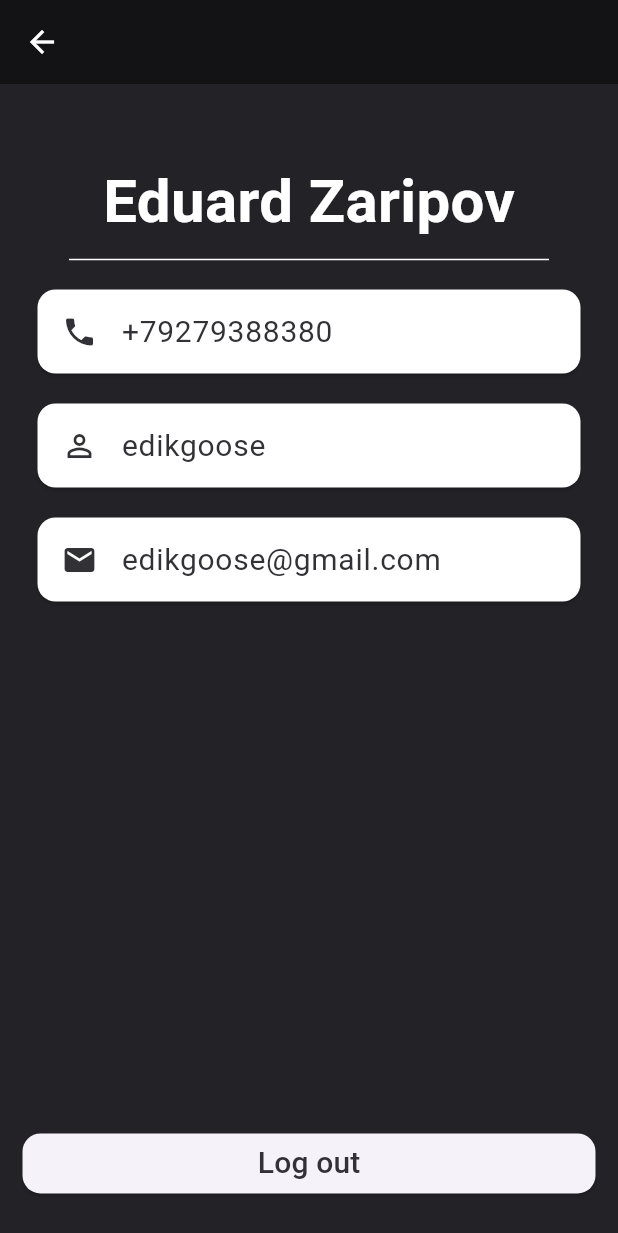
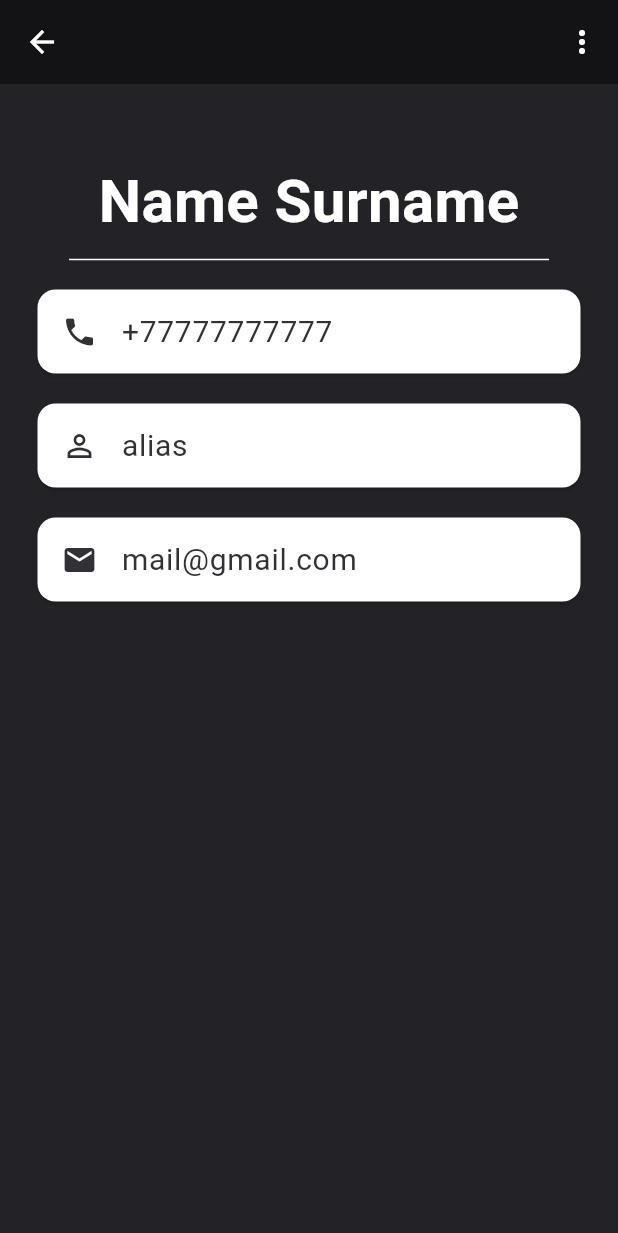
Before and after one commit to edikgoose/news-app, a Flutter app: the ProfilePage screen opened directly, on a phone screen of 412 x 824 dp. Shown: the top 1233 px of the screen. Run offline on Flutter 3.47's test engine with Material 2 defaults, Android fonts, the phone set to English and light mode, and no system bars; our stand-ins replace firebase_auth, firebase_core, firebase_crashlytics, flutter_riverpod, freezed_annotation; missing offline and left inert: flutterfire_ui; accounts and stored records are empty; generated files the repository leaves out were written again; network calls fail; Roboto replaces fonts that are missing (Pacifico, Source Sans Pro).

Commit message:
#24 Финальный вариант

```diff
--- a/lib/news_model/user.dart
+++ b/lib/news_model/user.dart
@@ -1,9 +1,19 @@
-class User {
+import 'package:freezed_annotation/freezed_annotation.dart';
+
+@JsonSerializable(explicitToJson: true)
+class UserModel {
   String name;
   String phone;
   String surname;
   String nickname;
   String mail;
 
-  User(this.name, this.surname, this.nickname, this.phone, this.mail);
+  UserModel(this.name, this.surname, this.nickname, this.phone, this.mail);
+
+  UserModel.fromJson(Map<String, dynamic> json)
+      : name = json['name'],
+        surname = json['surname'],
+        nickname = json['nickname'],
+        phone = json['phone'],
+        mail = json['mail'];
 }
--- a/lib/pages/home_page.dart
+++ b/lib/pages/home_page.dart
@@ -22,7 +22,6 @@ class MyHomePage extends ConsumerWidget {
       disposed = true;
       return Scaffold(
           backgroundColor: AppColors.background,
-
           body: Column(
               mainAxisAlignment: MainAxisAlignment.center,
               children: const [
@@ -30,10 +29,11 @@ class MyHomePage extends ConsumerWidget {
                   width: double.infinity,
                   height: 50,
                 ),
-          Text("No internet connection", style: TextStyle(color: Colors.white, fontSize: 35),)
-        ])
-
-      );
+                Text(
+                  "No internet connection",
+                  style: TextStyle(color: Colors.white, fontSize: 35),
+                )
+              ]));
     } else {
       if (disposed) {
         disposed = false;
@@ -48,20 +48,25 @@ class MyHomePage extends ConsumerWidget {
           backgroundColor: Colors.black45,
           actions: [
             IconButton(
-            onPressed: () => Navigator.of(context).push(_createRouteProfile()),
+              onPressed: () =>
+                  Navigator.of(context).push(_createRouteProfile()),
               icon: const Icon(
                 Icons.person,
                 color: Colors.white,
               ),
             ),
             SearchBarWidget(
-              searchRequestCallback: (searchRequest) => print(searchRequest), // not implemented yet
-              settingsOpenCallback: () => print("settings")
-          ),
+                searchRequestCallback: (searchRequest) => print(searchRequest),
+                // not implemented yet
+                settingsOpenCallback: () => print("settings")),
             IconButton(
-            onPressed: ref.read(newsProvider.notifier).changeFavoritesOnlyFlag,
+              onPressed:
+                  ref.read(newsProvider.notifier).changeFavoritesOnlyFlag,
               icon: favoritesOnlyFlag
-                ? const Icon(Icons.bookmark, color: Colors.white,)
+                  ? const Icon(
+                      Icons.bookmark,
+                      color: Colors.white,
+                    )
                   : const Icon(Icons.bookmark_border, color: Colors.white),
             ),
           ],
@@ -79,14 +84,15 @@ class MyHomePage extends ConsumerWidget {
           ],
         ),
       );
-      }}
     }
-
+  }
+}
 
 Route _createRouteProfile() {
   return PageRouteBuilder(
-    pageBuilder: (context, animation, secondaryAnimation) =>
-        ProfilePage(user: User("Eduard", "Zaripov", "edikgoose", "+79279388380", "edikgoose@gmail.com")),
+    pageBuilder: (context, animation, secondaryAnimation) => ProfilePage(
+        user: UserModel("Name", "Surname", "alias", "+77777777777",
+            "mail@gmail.com")),
     transitionsBuilder: (context, animation, secondaryAnimation, child) {
       const begin = Offset(-1.0, 0.0);
       const end = Offset.zero;
--- a/lib/pages/profile_page.dart
+++ b/lib/pages/profile_page.dart
@@ -4,9 +4,10 @@ import 'package:news_app/constants/colors.dart';
 
 import '../news_model/user.dart';
 import '../widgets/info_field_widget.dart';
+import 'auth_page.dart';
 
 class ProfilePage extends ConsumerWidget {
-  final User user;
+  final UserModel user;
 
   const ProfilePage({required this.user, super.key});
 
@@ -19,12 +20,33 @@ class ProfilePage extends ConsumerWidget {
             color: Colors.white, //change your color here
           ),
           backgroundColor: Colors.black45,
+          actions: <Widget>[
+            PopupMenuButton<String>(
+              color: Colors.white,
+              onSelected: (String value) {
+                switch (value) {
+                  case 'Logout':
+                    Navigator.of(context).push(_createRouteAuth());
+                }
+              },
+              itemBuilder: (BuildContext context) {
+                return [
+                  PopupMenuItem<String>(
+                    value: "Logout",
+                    child: Row(
+                      children: const [
+                        Padding(padding: EdgeInsets.only(right: 10), child: Icon(Icons.logout, color: AppColors.lightGrey,)),
+                        Text("Log Out", textAlign: TextAlign.center),
+                      ],
+                    ),
+                  )
+                ];
+              },
+            ),
+          ],
         ),
         body: SafeArea(
           minimum: const EdgeInsets.only(top: 50),
-            child: Column(crossAxisAlignment: CrossAxisAlignment.stretch, children: [
-              Flexible(
-                  flex: 9,
           child: Column(
             children: <Widget>[
               // const CircleAvatar(
@@ -52,26 +74,26 @@ class ProfilePage extends ConsumerWidget {
               InfoCard(text: user.nickname, icon: Icons.perm_identity),
               InfoCard(text: user.mail, icon: Icons.email),
             ],
-                  )
           ),
-              Flexible(
-                  flex: 1,
-                  child: Container(
-                    padding: const EdgeInsets.only(bottom: 25, left: 15, right: 15),
-                    child: ElevatedButton(
-                        onPressed: () {},
-                        style: ElevatedButton.styleFrom(
-                            shape: RoundedRectangleBorder(
-                                borderRadius: BorderRadius.circular(12))),
-                        child: const Text(
-                          "Log out",
-                          style: TextStyle(
-                            color: AppColors.lightGrey,
-                            fontSize: 20,
-                            fontFamily: "Source Sans Pro"),
-                        )
-                    ),
-                  ))
-            ])));
+        ));
+  }
+
+  Route _createRouteAuth() {
+    return PageRouteBuilder(
+      pageBuilder: (context, animation, secondaryAnimation) => const AuthPage(),
+      transitionsBuilder: (context, animation, secondaryAnimation, child) {
+        const begin = Offset(-1.0, 0.0);
+        const end = Offset.zero;
+        const curve = Curves.ease;
+
+        var tween =
+            Tween(begin: begin, end: end).chain(CurveTween(curve: curve));
+
+        return SlideTransition(
+          position: animation.drive(tween),
+          child: child,
+        );
+      },
+    );
   }
 }
--- a/lib/widgets/search_bar_widget.dart
+++ b/lib/widgets/search_bar_widget.dart
@@ -23,7 +23,7 @@ class _ConsumerSearchBarState extends ConsumerState<SearchBarWidget> {
   Widget build(BuildContext context) {
     return Flexible(
       child: Container(
-        margin: const EdgeInsets.symmetric(horizontal: 8, vertical: 16),
+        margin: const EdgeInsets.symmetric(horizontal: 8, vertical: 14),
         decoration: BoxDecoration(
             color: Colors.white, borderRadius: BorderRadius.circular(8)),
         child: Row(
@@ -34,7 +34,7 @@ class _ConsumerSearchBarState extends ConsumerState<SearchBarWidget> {
               fit: FlexFit.tight,
               flex: 8,
               child: Padding(
-                padding: const EdgeInsets.all(0),
+                padding: const EdgeInsets.only(bottom: 1),
                 child: TextField(
                   textInputAction: TextInputAction.search,
                   decoration: const InputDecoration(
```
Also changed, not shown: lib/pages/auth_page.dart (+40 -27 lines). Lines whose indentation alone changed are shown as unchanged.
